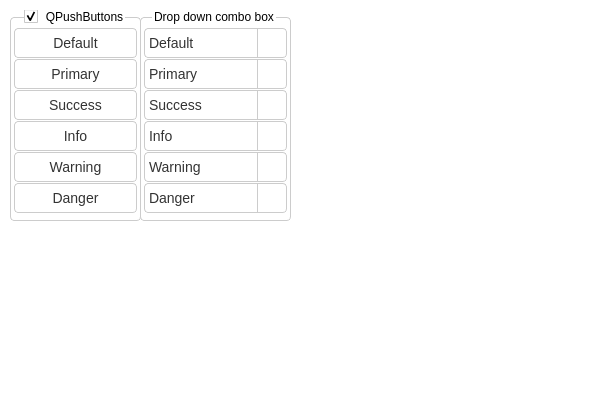
The window that CustomStyleExample/customstyleexample.ui (asok00000/CustomStyle) describes before a commit, drawn with Qt 5.
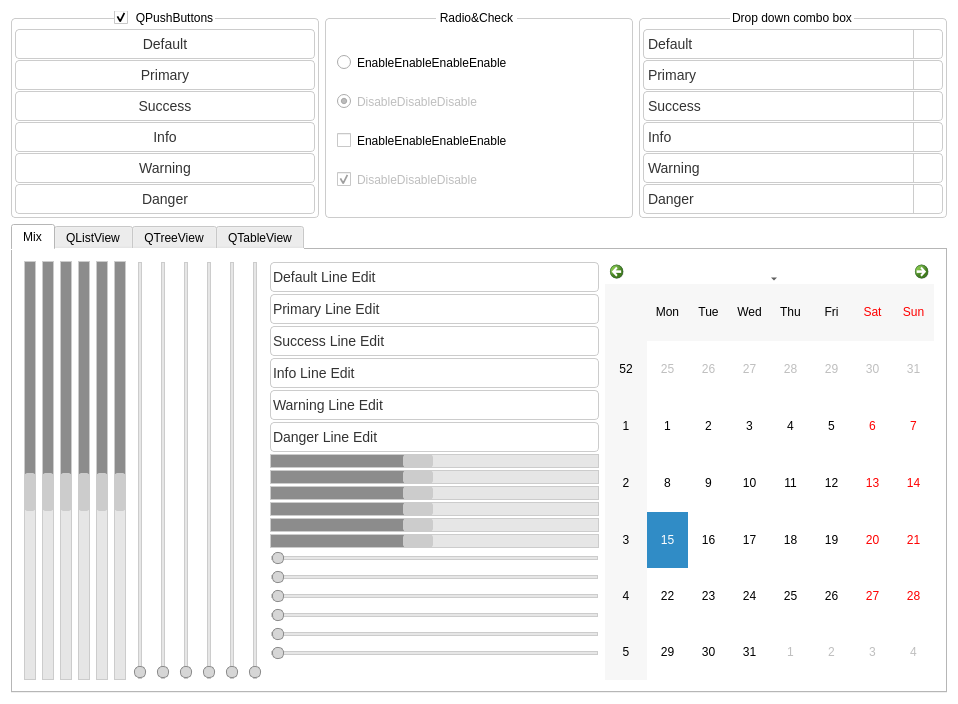
The same window after the commit. Icons and pictures are not drawn.

Commit message: 1.add radio & checkbox skin 2.add scrollbar & slider skin

The edit to the form file:
```diff
--- a/CustomStyleExample/customstyleexample.ui
+++ b/CustomStyleExample/customstyleexample.ui
@@ -6,8 +6,8 @@
    <rect>
     <x>0</x>
     <y>0</y>
-    <width>600</width>
-    <height>400</height>
+    <width>958</width>
+    <height>704</height>
    </rect>
   </property>
   <property name="windowTitle">
@@ -311,18 +311,212 @@
 	left:-3px;
     subcontrol-position:top center; /* position at the top center */
 }
-</string>
+/*QLineEdit*/
+QLineEdit
+{
+	border:1px solid transparent;
+	border-radius:4px;
+	color: #333;
+    background-color: #fff;
+	border-color: #ccc;
+	font-size: 14px;
+	font-weight: 400;
+	min-height:28px;
+	lineedit-password-mask-delay: 500;
+	lineedit-password-character: 9679;
+	selection-background-color: #8c8c8c;
+	selection-color:#e6e6e6;
+}
+QLineEdit:hover
+{
+	background-color:#e6e6e6;
+	border-color:#adadad;
+}
+QLineEdit:pressed,QLineEdit:focus
+{
+	background-color:#d6d6d6;
+	border-color:#8c8c8c;
+}
+QLineEdit[type=primary]
+{
+    selection-background-color: #337ab7;
+    border-color: #2e6da4;
+	selection-color:#fff;
+}
+QLineEdit[type=primary]:hover,QLineEdit[type=primary]:pressed,QLineEdit[type=primary]:focus
+{
+    border-color: #122b40;
+}
+QLineEdit[type=success]
+{
+    selection-background-color: #5cb85c;
+	selection-color:#fff;
+    border-color: #4cae4c;
+	
+}
+QLineEdit[type=success]:hover
+{
+    border-color: #398439;
+}
+QLineEdit[type=success]:pressed,QLineEdit[type=success]:focus
+{
+    border-color: #255625;
+}
+QLineEdit[type=info]
+{
+    selection-color: #fff;
+    selection-background-color: #5bc0de;
+    border-color: #46b8da;
+}
+QLineEdit[type=info]:hover
+{
+    border-color: #269abc;
+}
+QLineEdit[type=info]:pressed,QLineEdit[type=info]:focus
+{
+    border-color: #1b6d85;
+}
+QLineEdit[type=warning]
+{
+    selection-color: #fff;
+    selection-background-color: #f0ad4e;
+    border-color: #eea236;
+}
+QLineEdit[type=warning]:hover
+{
+    border-color: #d58512;
+}
+QLineEdit[type=warning]:pressed,QLineEdit[type=warning]:focus
+{
+    border-color: #985f0d;
+}
+QLineEdit[type=danger]
+{
+    selection-color: #fff;
+    selection-background-color: #d9534f;
+    border-color: #d43f3a;
+}
+QLineEdit[type=danger]:hover
+{
+    border-color: #ac2925;
+}
+QLineEdit[type=danger]:pressed,QLineEdit[type=danger]:focus
+{
+    border-color: #761c19;
+}
+/*QScrollBar*/
+QScrollBar::add-line,QScrollBar::sub-line
+{
+	border:none;
+}
+QScrollBar:horizontal
+{
+	max-height:12px;
+}
+QScrollBar:horizontal::handle
+{
+	min-with:12px;
+	min-height:8px;
+}
+QScrollBar:vertical
+{
+	max-width:12px;
+}
+QScrollBar:vertical::handle
+{
+	min-with:8px;
+	min-height:12px;
+}
+QScrollBar
+{
+	border:1px solid transparent;
+	background-color:#ccc;
+}
+QScrollBar::handle
+{
+	border:1px solid #ccc;
+	border-radius:2px;
+}
+QScrollBar::sub-page 
+{
+	background-color:#8c8c8c;
+}
+QScrollBar::add-page 
+{
+	background-color:#e6e6e6;
+}
+QScrollBar[type=primary]
+{
+	border:1px solid transparent;
+	background-color:#337ab7;
+}
+QScrollBar[type=primary]::sub-page 
+{
+	background-color:#122b40;
+}
+QScrollBar[type=primary]::add-page 
+{
+	background-color:#337ab7;
+}
+QScrollBar[type=success]
+{
+	border:1px solid transparent;
+	background-color:#5cb85c;
+}
+QScrollBar[type=success]::sub-page 
+{
+	background-color:#255625;
+}
+QScrollBar[type=success]::add-page 
+{
+	background-color:#5cb85c;
+}
+QScrollBar[type=info]
+{
+	border:1px solid transparent;
+	background-color:#5bc0de;
+}
+QScrollBar[type=info]::sub-page 
+{
+	background-color:#1b6d85;
+}
+QScrollBar[type=info]::add-page 
+{
+	background-color:#31b0d5;
+}
+QScrollBar[type=warning]
+{
+	border:1px solid transparent;
+	background-color:#f0ad4e;
+}
+QScrollBar[type=warning]::sub-page 
+{
+	background-color:#985f0d;
+}
+QScrollBar[type=warning]::add-page 
+{
+	background-color:#ec971f;
+}
+QScrollBar[type=danger]
+{
+	border:1px solid transparent;
+	background-color:#d9534f;
+}
+QScrollBar[type=danger]::sub-page 
+{
+	background-color:#761c19;
+}
+QScrollBar[type=danger]::add-page 
+{
+	background-color:#c9302c;
+}</string>
   </property>
   <widget class="QWidget" name="centralWidget">
+   <layout class="QVBoxLayout" name="verticalLayout_4">
+    <item>
+     <layout class="QHBoxLayout" name="horizontalLayout">
+      <item>
    <widget class="QGroupBox" name="groupBox">
-    <property name="geometry">
-     <rect>
-      <x>10</x>
-      <y>10</y>
-      <width>131</width>
-      <height>211</height>
-     </rect>
-    </property>
     <property name="styleSheet">
      <string notr="true"/>
     </property>
@@ -449,15 +643,130 @@
      </item>
     </layout>
    </widget>
+      </item>
+      <item>
+       <widget class="QGroupBox" name="groupBox_3">
+        <property name="styleSheet">
+         <string notr="true">QRadioButton,QCheckBox
+{
+	spacing:6px;
+}
+QRadioButton::indicator
+{
+	width:16px;
+	height:16px;
+	image:url(Resources/images/radio.png);
+}
+QRadioButton::indicator:disabled
+{
+	width:16px;
+	height:16px;
+	image:url(Resources/images/radio-disabled.png);
+}
+QRadioButton::indicator:checked
+{
+	width:16px;
+	height:16px;
+	image:url(Resources/images/radio-active.png);
+}
+QRadioButton::indicator:checked:disabled
+{
+	width:16px;
+	height:16px;
+	image:url(Resources/images/radio-active-disabled.png);
+}
+QCheckBox::indicator
+{
+	width:16px;
+	height:16px;
+	image:url(Resources/images/checkbox.png);
+}
+QCheckBox::indicator:disabled
+{
+	width:16px;
+	height:16px;
+	image:url(Resources/images/checkbox-disabled.png);
+}
+QCheckBox::indicator:checked
+{
+	width:16px;
+	height:16px;
+	image:url(Resources/images/checkbox-active.png);
+}
+QCheckBox::indicator:checked:disabled
+{
+	width:16px;
+	height:16px;
+	image:url(Resources/images/checkbox-active-disabled.png);
+}</string>
+        </property>
+        <property name="title">
+         <string>Radio&amp;&amp;Check</string>
+        </property>
+        <layout class="QVBoxLayout" name="verticalLayout_3">
+         <item>
+          <widget class="QRadioButton" name="radioButton">
+           <property name="cursor">
+            <cursorShape>PointingHandCursor</cursorShape>
+           </property>
+           <property name="text">
+            <string>EnableEnableEnableEnable</string>
+           </property>
+           <property name="iconSize">
+            <size>
+             <width>16</width>
+             <height>16</height>
+            </size>
+           </property>
+          </widget>
+         </item>
+         <item>
+          <widget class="QRadioButton" name="radioButton_2">
+           <property name="enabled">
+            <bool>false</bool>
+           </property>
+           <property name="cursor">
+            <cursorShape>PointingHandCursor</cursorShape>
+           </property>
+           <property name="text">
+            <string>DisableDisableDisable</string>
+           </property>
+           <property name="checked">
+            <bool>true</bool>
+           </property>
+          </widget>
+         </item>
+         <item>
+          <widget class="QCheckBox" name="checkBox">
+           <property name="cursor">
+            <cursorShape>PointingHandCursor</cursorShape>
+           </property>
+           <property name="text">
+            <string>EnableEnableEnableEnable</string>
+           </property>
+          </widget>
+         </item>
+         <item>
+          <widget class="QCheckBox" name="checkBox_2">
+           <property name="enabled">
+            <bool>false</bool>
+           </property>
+           <property name="cursor">
+            <cursorShape>PointingHandCursor</cursorShape>
+           </property>
+           <property name="text">
+            <string>DisableDisableDisable</string>
+           </property>
+           <property name="checked">
+            <bool>true</bool>
+           </property>
+          </widget>
+         </item>
+        </layout>
+       </widget>
+      </item>
+      <item>
    <widget class="QGroupBox" name="groupBox_2">
-    <property name="geometry">
-     <rect>
-      <x>140</x>
-      <y>10</y>
-      <width>151</width>
-      <height>211</height>
-     </rect>
-    </property>
     <property name="styleSheet">
      <string notr="true"/>
     </property>
@@ -679,6 +988,799 @@
      </item>
     </layout>
    </widget>
+      </item>
+     </layout>
+    </item>
+    <item>
+     <widget class="QTabWidget" name="tabWidget">
+      <property name="styleSheet">
+       <string notr="true">QSlider
+{
+	border:1px solid transparent;
+}
+QSlider::groove:horizontal {
+    border: 1px solid #ccc;
+    height: 2px;
+    background-color: #e6e6e6;
+    margin: 2px 0;
+}
+QSlider::handle:horizontal {
+    background-color: #d6d6d6;
+    border: 1px solid #8c8c8c;
+	height:10px;
+	width:10px;
+	border-radius:5px;
+	margin: -5px 0;
+}
+QSlider::groove:vertical {
+    border: 1px solid #ccc;
+    width: 2px;
+    background-color: #e6e6e6;
+    margin: 0 2px;
+}
+QSlider::handle:vertical {
+    background-color: #d6d6d6;
+    border: 1px solid #8c8c8c;
+	height:10px;
+	width:10px;
+	border-radius:5px;
+	margin: 0 -5px ;
+}
+QSlider[type=primary]::groove:horizontal {
+    border: 1px solid #2e6da4;
+    height: 2px;
+    background-color: #337ab7;
+    margin: 2px 0;
+}
+
+QSlider[type=primary]::handle:horizontal {
+    background-color: #204d74;
+    border: 1px solid #122b40;
+	height:10px;
+	width:10px;
+	border-radius:5px;
+	margin: -5px 0;
+}
+QSlider[type=primary]::groove:vertical {
+    border: 1px solid #2e6da4;
+    width: 2px;
+    background-color: #337ab7;
+    margin:  0 2px;
+}
+
+QSlider[type=primary]::handle:vertical {
+    background-color: #204d74;
+    border: 1px solid #122b40;
+	height:10px;
+	width:10px;
+	border-radius:5px;
+	margin:  0 -5px;
+}
+QSlider[type=success]::groove:horizontal {
+    border: 1px solid #4cae4c;
+    height: 2px;
+    background-color: #5cb85c;
+    margin: 2px 0;
+}
+
+QSlider[type=success]::handle:horizontal {
+    background-color: #398439;
+    border: 1px solid #255625;
+	height:10px;
+	width:10px;
+	border-radius:5px;
+	margin: -5px 0;
+}
+QSlider[type=success]::groove:vertical {
+    border: 1px solid #4cae4c;
+    width: 2px;
+    background-color: #5cb85c;
+    margin: 0 2px;
+}
+
+QSlider[type=success]::handle:vertical {
+    background-color: #398439;
+    border: 1px solid #255625;
+	height:10px;
+	width:10px;
+	border-radius:5px;
+	margin: 0 -5px;
+}
+QSlider[type=info]::groove:horizontal {
+    border: 1px solid #46b8da;
+    height: 2px;
+    background-color: #5bc0de;
+    margin: 2px 0;
+}
+
+QSlider[type=info]::handle:horizontal {
+    background-color: #269abc;
+    border: 1px solid #1b6d85;
+	height:10px;
+	width:10px;
+	border-radius:5px;
+	margin: -5px 0;
+}
+QSlider[type=info]::groove:vertical {
+    border: 1px solid #46b8da;
+    width: 2px;
+    background-color: #5bc0de;
+    margin: 0 2px;
+}
+
+QSlider[type=info]::handle:vertical {
+    background-color: #269abc;
+    border: 1px solid #1b6d85;
+	height:10px;
+	width:10px;
+	border-radius:5px;
+	margin: 0 -5px;
+}
+QSlider[type=warning]::groove:horizontal {
+    border: 1px solid #eea236;
+    height: 2px;
+    background-color: #f0ad4e;
+    margin: 2px 0;
+}
+
+QSlider[type=warning]::handle:horizontal {
+    background-color: #ec971f;
+    border: 1px solid #d58512;
+	height:10px;
+	width:10px;
+	border-radius:5px;
+	margin: -5px 0;
+}
+QSlider[type=warning]::groove:vertical {
+    border: 1px solid #eea236;
+    width: 2px;
+    background-color: #f0ad4e;
+    margin:0 2px ;
+}
+
+QSlider[type=warning]::handle:vertical {
+    background-color: #ec971f;
+    border: 1px solid #d58512;
+	height:10px;
+	width:10px;
+	border-radius:5px;
+	margin: 0 -5px;
+}
+QSlider[type=danger]::groove:horizontal {
+    border: 1px solid #d43f3a;
+    height: 2px;
+    background-color: #d9534f;
+    margin: 2px 0;
+}
+
+QSlider[type=danger]::handle:horizontal {
+    background-color: #c9302c;
+    border: 1px solid #ac2925;
+	height:10px;
+	width:10px;
+	border-radius:5px;
+	margin: -5px 0;
+}
+QSlider[type=danger]::groove:vertical {
+    border: 1px solid #d43f3a;
+    width: 2px;
+    background-color: #d9534f;
+    margin: 0 2px;
+}
+
+QSlider[type=danger]::handle:vertical {
+    background-color: #c9302c;
+    border: 1px solid #ac2925;
+	height:10px;
+	width:10px;
+	border-radius:5px;
+	margin: 0 -5px;
+}</string>
+      </property>
+      <property name="currentIndex">
+       <number>0</number>
+      </property>
+      <widget class="QWidget" name="tab_4">
+       <attribute name="title">
+        <string>Mix</string>
+       </attribute>
+       <layout class="QHBoxLayout" name="horizontalLayout_2">
+        <item>
+         <widget class="QScrollBar" name="verticalScrollBar_6">
+          <property name="value">
+           <number>55</number>
+          </property>
+          <property name="orientation">
+           <enum>Qt::Vertical</enum>
+          </property>
+          <property name="type" stdset="0">
+           <string>danger</string>
+          </property>
+         </widget>
+        </item>
+        <item>
+         <widget class="QScrollBar" name="verticalScrollBar_5">
+          <property name="value">
+           <number>55</number>
+          </property>
+          <property name="orientation">
+           <enum>Qt::Vertical</enum>
+          </property>
+          <property name="type" stdset="0">
+           <string>warning</string>
+          </property>
+         </widget>
+        </item>
+        <item>
+         <widget class="QScrollBar" name="verticalScrollBar_4">
+          <property name="value">
+           <number>55</number>
+          </property>
+          <property name="orientation">
+           <enum>Qt::Vertical</enum>
+          </property>
+          <property name="type" stdset="0">
+           <string>info</string>
+          </property>
+         </widget>
+        </item>
+        <item>
+         <widget class="QScrollBar" name="verticalScrollBar_3">
+          <property name="value">
+           <number>55</number>
+          </property>
+          <property name="orientation">
+           <enum>Qt::Vertical</enum>
+          </property>
+          <property name="type" stdset="0">
+           <string>success</string>
+          </property>
+         </widget>
+        </item>
+        <item>
+         <widget class="QScrollBar" name="verticalScrollBar_2">
+          <property name="value">
+           <number>55</number>
+          </property>
+          <property name="orientation">
+           <enum>Qt::Vertical</enum>
+          </property>
+          <property name="type" stdset="0">
+           <string>primary</string>
+          </property>
+         </widget>
+        </item>
+        <item>
+         <widget class="QScrollBar" name="verticalScrollBar">
+          <property name="value">
+           <number>55</number>
+          </property>
+          <property name="orientation">
+           <enum>Qt::Vertical</enum>
+          </property>
+          <property name="type" stdset="0">
+           <string/>
+          </property>
+         </widget>
+        </item>
+        <item>
+         <widget class="QSlider" name="verticalSlider_2">
+          <property name="orientation">
+           <enum>Qt::Vertical</enum>
+          </property>
+          <property name="type" stdset="0">
+           <string>danger</string>
+          </property>
+         </widget>
+        </item>
+        <item>
+         <widget class="QSlider" name="verticalSlider_6">
+          <property name="orientation">
+           <enum>Qt::Vertical</enum>
+          </property>
+          <property name="type" stdset="0">
+           <string>warning</string>
+          </property>
+         </widget>
+        </item>
+        <item>
+         <widget class="QSlider" name="verticalSlider_5">
+          <property name="orientation">
+           <enum>Qt::Vertical</enum>
+          </property>
+          <property name="type" stdset="0">
+           <string>info</string>
+          </property>
+         </widget>
+        </item>
+        <item>
+         <widget class="QSlider" name="verticalSlider_4">
+          <property name="orientation">
+           <enum>Qt::Vertical</enum>
+          </property>
+          <property name="type" stdset="0">
+           <string>success</string>
+          </property>
+         </widget>
+        </item>
+        <item>
+         <widget class="QSlider" name="verticalSlider_3">
+          <property name="orientation">
+           <enum>Qt::Vertical</enum>
+          </property>
+          <property name="type" stdset="0">
+           <string>primary</string>
+          </property>
+         </widget>
+        </item>
+        <item>
+         <widget class="QSlider" name="verticalSlider">
+          <property name="orientation">
+           <enum>Qt::Vertical</enum>
+          </property>
+          <property name="type" stdset="0">
+           <string/>
+          </property>
+         </widget>
+        </item>
+        <item>
+         <layout class="QVBoxLayout" name="verticalLayout_8">
+          <property name="spacing">
+           <number>1</number>
+          </property>
+          <item>
+           <widget class="QLineEdit" name="lineEdit">
+            <property name="styleSheet">
+             <string notr="true"/>
+            </property>
+            <property name="text">
+             <string>Default Line Edit</string>
+            </property>
+            <property name="echoMode">
+             <enum>QLineEdit::Normal</enum>
+            </property>
+            <property name="type" stdset="0">
+             <string/>
+            </property>
+           </widget>
+          </item>
+          <item>
+           <widget class="QLineEdit" name="lineEdit_2">
+            <property name="styleSheet">
+             <string notr="true"/>
+            </property>
+            <property name="text">
+             <string>Primary Line Edit</string>
+            </property>
+            <property name="type" stdset="0">
+             <string>primary</string>
+            </property>
+           </widget>
+          </item>
+          <item>
+           <widget class="QLineEdit" name="lineEdit_5">
+            <property name="text">
+             <string>Success Line Edit</string>
+            </property>
+            <property name="type" stdset="0">
+             <string>success</string>
+            </property>
+           </widget>
+          </item>
+          <item>
+           <widget class="QLineEdit" name="lineEdit_6">
+            <property name="text">
+             <string>Info Line Edit</string>
+            </property>
+            <property name="type" stdset="0">
+             <string>info</string>
+            </property>
+           </widget>
+          </item>
+          <item>
+           <widget class="QLineEdit" name="lineEdit_7">
+            <property name="text">
+             <string>Warning Line Edit</string>
+            </property>
+            <property name="type" stdset="0">
+             <string>warning</string>
+            </property>
+           </widget>
+          </item>
+          <item>
+           <widget class="QLineEdit" name="lineEdit_8">
+            <property name="styleSheet">
+             <string notr="true"/>
+            </property>
+            <property name="text">
+             <string>Danger Line Edit</string>
+            </property>
+            <property name="type" stdset="0">
+             <string>danger</string>
+            </property>
+           </widget>
+          </item>
+          <item>
+           <widget class="QScrollBar" name="horizontalScrollBar">
+            <property name="value">
+             <number>44</number>
+            </property>
+            <property name="orientation">
+             <enum>Qt::Horizontal</enum>
+            </property>
+            <property name="type" stdset="0">
+             <string/>
+            </property>
+           </widget>
+          </item>
+          <item>
+           <widget class="QScrollBar" name="horizontalScrollBar_3">
+            <property name="value">
+             <number>44</number>
+            </property>
+            <property name="orientation">
+             <enum>Qt::Horizontal</enum>
+            </property>
+            <property name="type" stdset="0">
+             <string>primary</string>
+            </property>
+           </widget>
+          </item>
+          <item>
+           <widget class="QScrollBar" name="horizontalScrollBar_4">
+            <property name="value">
+             <number>44</number>
+            </property>
+            <property name="orientation">
+             <enum>Qt::Horizontal</enum>
+            </property>
+            <property name="type" stdset="0">
+             <string>success</string>
+            </property>
+           </widget>
+          </item>
+          <item>
+           <widget class="QScrollBar" name="horizontalScrollBar_5">
+            <property name="value">
+             <number>44</number>
+            </property>
+            <property name="orientation">
+             <enum>Qt::Horizontal</enum>
+            </property>
+            <property name="type" stdset="0">
+             <string>info</string>
+            </property>
+           </widget>
+          </item>
+          <item>
+           <widget class="QScrollBar" name="horizontalScrollBar_6">
+            <property name="value">
+             <number>44</number>
+            </property>
+            <property name="orientation">
+             <enum>Qt::Horizontal</enum>
+            </property>
+            <property name="type" stdset="0">
+             <string>warning</string>
+            </property>
+           </widget>
+          </item>
+          <item>
+           <widget class="QScrollBar" name="horizontalScrollBar_7">
+            <property name="value">
+             <number>44</number>
+            </property>
+            <property name="orientation">
+             <enum>Qt::Horizontal</enum>
+            </property>
+            <property name="type" stdset="0">
+             <string>danger</string>
+            </property>
+           </widget>
+          </item>
+          <item>
+           <widget class="QSlider" name="horizontalSlider">
+            <property name="orientation">
+             <enum>Qt::Horizontal</enum>
+            </property>
+            <property name="type" stdset="0">
+             <string/>
+            </property>
+           </widget>
+          </item>
+          <item>
+           <widget class="QSlider" name="horizontalSlider_5">
+            <property name="orientation">
+             <enum>Qt::Horizontal</enum>
+            </property>
+            <property name="type" stdset="0">
+             <string>primary</string>
+            </property>
+           </widget>
+          </item>
+          <item>
+           <widget class="QSlider" name="horizontalSlider_8">
+            <property name="orientation">
+             <enum>Qt::Horizontal</enum>
+            </property>
+            <property name="type" stdset="0">
+             <string>success</string>
+            </property>
+           </widget>
+          </item>
+          <item>
+           <widget class="QSlider" name="horizontalSlider_7">
+            <property name="orientation">
+             <enum>Qt::Horizontal</enum>
+            </property>
+            <property name="type" stdset="0">
+             <string>info</string>
+            </property>
+           </widget>
+          </item>
+          <item>
+           <widget class="QSlider" name="horizontalSlider_6">
+            <property name="orientation">
+             <enum>Qt::Horizontal</enum>
+            </property>
+            <property name="type" stdset="0">
+             <string>warning</string>
+            </property>
+           </widget>
+          </item>
+          <item>
+           <widget class="QSlider" name="horizontalSlider_4">
+            <property name="orientation">
+             <enum>Qt::Horizontal</enum>
+            </property>
+            <property name="type" stdset="0">
+             <string>danger</string>
+            </property>
+           </widget>
+          </item>
+         </layout>
+        </item>
+        <item>
+         <widget class="QCalendarWidget" name="calendarWidget"/>
+        </item>
+       </layout>
+      </widget>
+      <widget class="QWidget" name="tab">
+       <attribute name="title">
+        <string>QListView</string>
+       </attribute>
+       <layout class="QVBoxLayout" name="verticalLayout_5">
+        <item>
+         <widget class="QListWidget" name="listWidget">
+          <item>
+           <property name="text">
+            <string>新建项目</string>
+           </property>
+          </item>
+          <item>
+           <property name="text">
+            <string>新建项目</string>
+           </property>
+          </item>
+          <item>
+           <property name="text">
+            <string>新建项目</string>
+           </property>
+          </item>
+          <item>
+           <property name="text">
+            <string>新建项目</string>
+           </property>
+          </item>
+         </widget>
+        </item>
+       </layout>
+      </widget>
+      <widget class="QWidget" name="tab_2">
+       <attribute name="title">
+        <string>QTreeView</string>
+       </attribute>
+       <layout class="QVBoxLayout" name="verticalLayout_6">
+        <item>
+         <widget class="QTreeWidget" name="treeWidget">
+          <column>
+           <property name="text">
+            <string>1</string>
+           </property>
+          </column>
+          <item>
+           <property name="text">
+            <string>新建项目</string>
+           </property>
+          </item>
+          <item>
+           <property name="text">
+            <string>新建项目</string>
+           </property>
+           <item>
+            <property name="text">
+             <string>新建子项目</string>
+            </property>
+            <item>
+             <property name="text">
+              <string>新建子项目</string>
+             </property>
+            </item>
+            <item>
+             <property name="text">
+              <string>新建项目</string>
+             </property>
+             <item>
+              <property name="text">
+               <string>新建子项目</string>
+              </property>
+             </item>
+            </item>
+           </item>
+          </item>
+         </widget>
+        </item>
+       </layout>
+      </widget>
+      <widget class="QWidget" name="tab_3">
+       <attribute name="title">
+        <string>QTableView</string>
+       </attribute>
+       <layout class="QVBoxLayout" name="verticalLayout_7">
+        <item>
+         <widget class="QTableWidget" name="tableWidget">
+          <row>
+           <property name="text">
+            <string>新建行</string>
+           </property>
+          </row>
+          <row>
+           <property name="text">
+            <string>新建行</string>
+           </property>
+          </row>
+          <row>
+           <property name="text">
+            <string>新建行</string>
+           </property>
+          </row>
+          <row>
+           <property name="text">
+            <string>新建行</string>
+           </property>
+          </row>
+          <row>
+           <property name="text">
+            <string>新建行</string>
+           </property>
+          </row>
+          <column>
+           <property name="text">
+            <string>新建列</string>
+           </property>
+          </column>
+          <column>
+           <property name="text">
+            <string>新建列</string>
+           </property>
+          </column>
+          <column>
+           <property name="text">
+            <string>新建列</string>
+           </property>
+          </column>
+          <column>
+           <property name="text">
+            <string>新建列</string>
+           </property>
+          </column>
+          <item row="0" column="0">
+           <property name="text">
+            <string>1231</string>
+           </property>
+          </item>
+          <item row="0" column="1">
+           <property name="text">
+            <string>2131</string>
+           </property>
+          </item>
+          <item row="0" column="2">
+           <property name="text">
+            <string>31234</string>
+           </property>
+          </item>
+          <item row="0" column="3">
+           <property name="text">
+            <string>34</string>
+           </property>
+          </item>
+          <item row="1" column="0">
+           <property name="text">
+            <string>342</string>
+           </property>
+          </item>
+          <item row="1" column="1">
+           <property name="text">
+            <string>32</string>
+           </property>
+          </item>
+          <item row="1" column="2">
+           <property name="text">
+            <string>233</string>
+           </property>
+          </item>
+          <item row="1" column="3">
+           <property name="text">
+            <string>23</string>
+           </property>
+          </item>
+          <item row="2" column="0">
+           <property name="text">
+            <string>234</string>
+           </property>
+          </item>
+          <item row="2" column="1">
+           <property name="text">
+            <string>34</string>
+           </property>
+          </item>
+          <item row="2" column="2">
+           <property name="text">
+            <string>34</string>
+           </property>
+          </item>
+          <item row="2" column="3">
+           <property name="text">
+            <string>432</string>
+           </property>
+          </item>
+          <item row="3" column="0">
+           <property name="text">
+            <string>234</string>
+           </property>
+          </item>
+          <item row="3" column="1">
+           <property name="text">
+            <string>43</string>
+           </property>
+          </item>
+          <item row="3" column="2">
+           <property name="text">
+            <string>34</string>
+           </property>
+          </item>
+          <item row="3" column="3">
+           <property name="text">
+            <string>34</string>
+           </property>
+          </item>
+          <item row="4" column="0">
+           <property name="text">
+            <string>34</string>
+           </property>
+          </item>
+          <item row="4" column="1">
+           <property name="text">
+            <string>34</string>
+           </property>
+          </item>
+          <item row="4" column="2">
+           <property name="text">
+            <string>234</string>
+           </property>
+          </item>
+          <item row="4" column="3">
+           <property name="text">
+            <string>234</string>
+           </property>
+          </item>
+         </widget>
+        </item>
+       </layout>
+      </widget>
+     </widget>
+    </item>
+   </layout>
   </widget>
  </widget>
  <layoutdefault spacing="6" margin="11"/>
```
Left out of the diff: 36 changed lines with no effect on the pictures. Lines whose indentation alone changed are shown as unchanged. The commit also changes 8 other files.
